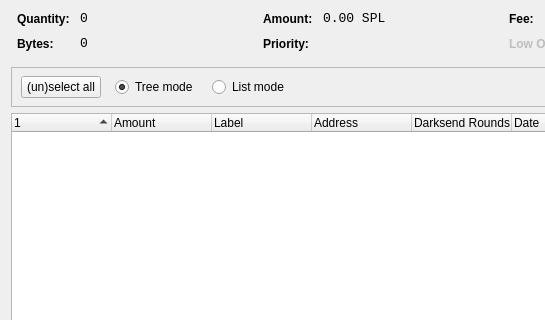
Above: src/qt/forms/coincontroldialog.ui from SimplicityDev2018/Simplicity before the change; both pictures show x 0 to 545 and y 0 to 320 of the 1000 by 500 pixel window. Below: the same form after it.
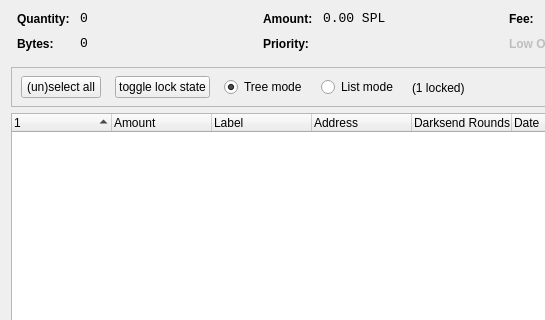
That is the form after the change. Custom widgets are drawn as their Qt base class.

The edit to the form file:
```diff
--- a/src/qt/forms/coincontroldialog.ui
+++ b/src/qt/forms/coincontroldialog.ui
@@ -396,6 +396,22 @@
          </property>
         </widget>
        </item>
+        <item>
+         <widget class="QPushButton" name="pushButtonToggleLock">
+          <property name="sizePolicy">
+           <sizepolicy hsizetype="Maximum" vsizetype="Fixed">
+            <horstretch>0</horstretch>
+            <verstretch>0</verstretch>
+           </sizepolicy>
+          </property>
+          <property name="text">
+           <string>toggle lock state</string>
+          </property>
+          <property name="autoDefault">
+           <bool>false</bool>
+          </property>
+         </widget>
+        </item>
        <item>
         <widget class="QRadioButton" name="radioTreeMode">
          <property name="sizePolicy">
@@ -425,6 +441,13 @@
          </property>
         </widget>
        </item>
+        <item>
+         <widget class="QLabel" name="labelLocked">
+          <property name="text">
+           <string>(1 locked)</string>
+          </property>
+         </widget>
+        </item>
        <item>
         <spacer name="horizontalSpacer">
          <property name="orientation">
```
